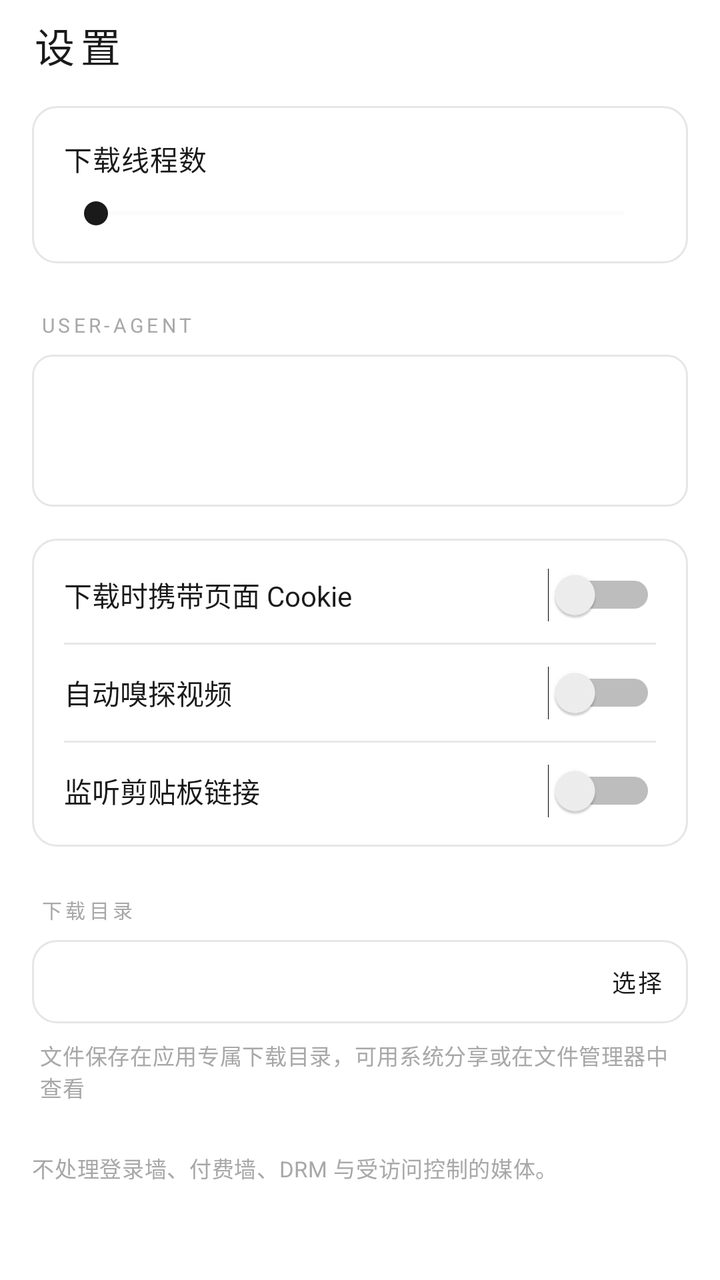
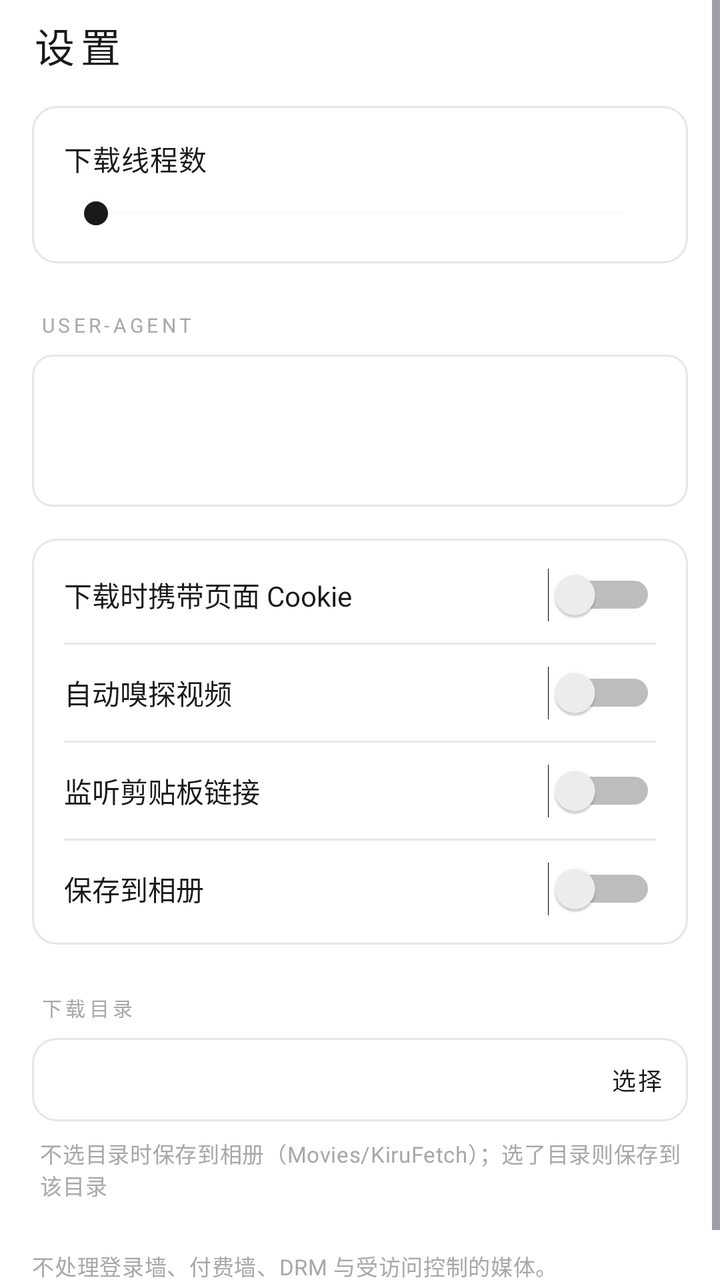

The first picture is an Android layout as it rendered before a commit; the second is the same layout after the commit. The layout source and the unified diff follow.
<!-- AndroidManifest.xml: application theme Theme.KiruFetch -->
<!-- res/layout/fragment_settings.xml -->
<?xml version="1.0" encoding="utf-8"?>
<ScrollView xmlns:android="http://schemas.android.com/apk/res/android"
    xmlns:app="http://schemas.android.com/apk/res-auto"
    android:layout_width="match_parent"
    android:layout_height="match_parent"
    android:background="@android:color/transparent"
    android:clipToPadding="false"
    android:paddingBottom="@dimen/space_xl">

    <LinearLayout
        android:layout_width="match_parent"
        android:layout_height="wrap_content"
        android:orientation="vertical"
        android:paddingHorizontal="@dimen/space_l">

        <TextView
            style="@style/Text.Title"
            android:layout_width="wrap_content"
            android:layout_height="wrap_content"
            android:layout_marginTop="@dimen/space_s"
            android:text="@string/settings"
            android:textSize="20sp" />

        
        <LinearLayout
            android:layout_width="match_parent"
            android:layout_height="wrap_content"
            android:layout_marginTop="@dimen/space_l"
            android:background="@drawable/bg_card"
            android:orientation="vertical"
            android:padding="@dimen/space_l">

            <LinearLayout
                android:layout_width="match_parent"
                android:layout_height="wrap_content"
                android:gravity="center_vertical"
                android:orientation="horizontal">

                <TextView
                    style="@style/Text.Body"
                    android:layout_width="0dp"
                    android:layout_height="wrap_content"
                    android:layout_weight="1"
                    android:text="@string/setting_threads" />

                <TextView
                    android:id="@+id/setting_threads_value"
                    android:layout_width="wrap_content"
                    android:layout_height="wrap_content"
                    android:letterSpacing="0.08"
                    android:textColor="@color/text"
                    android:textSize="@dimen/text_body" />
            </LinearLayout>

            <SeekBar
                android:id="@+id/setting_threads_seek"
                android:layout_width="match_parent"
                android:layout_height="wrap_content"
                android:layout_marginTop="@dimen/space_s"
                android:max="15"
                android:progressBackgroundTint="@color/surface_3"
                android:progressTint="@color/text"
                android:thumbTint="@color/text" />

        </LinearLayout>

        
        <TextView
            style="@style/Text.Kicker"
            android:layout_width="wrap_content"
            android:layout_height="wrap_content"
            android:layout_marginTop="@dimen/space_xl"
            android:layout_marginStart="@dimen/space_xs"
            android:text="@string/setting_ua" />

        <EditText
            android:id="@+id/setting_ua"
            android:layout_width="match_parent"
            android:layout_height="wrap_content"
            android:layout_marginTop="@dimen/space_s"
            android:background="@drawable/bg_input"
            android:gravity="top"
            android:maxLines="3"
            android:minHeight="76dp"
            android:padding="@dimen/space_m"
            android:textColor="@color/text"
            android:textSize="@dimen/text_caption" />

        
        <LinearLayout
            android:layout_width="match_parent"
            android:layout_height="wrap_content"
            android:layout_marginTop="@dimen/space_l"
            android:background="@drawable/bg_card"
            android:orientation="vertical"
            android:paddingVertical="@dimen/space_xs">

            <Switch
                android:id="@+id/setting_cookies"
                android:layout_width="match_parent"
                android:layout_height="wrap_content"
                android:minHeight="@dimen/touch_target"
                android:paddingHorizontal="@dimen/space_l"
                android:text="@string/setting_cookies"
                android:textColor="@color/text"
                android:textSize="@dimen/text_body" />

            <View
                android:layout_width="match_parent"
                android:layout_height="1dp"
                android:layout_marginHorizontal="@dimen/space_l"
                android:background="@color/divider" />

            <Switch
                android:id="@+id/setting_auto_sniff"
                android:layout_width="match_parent"
                android:layout_height="wrap_content"
                android:minHeight="@dimen/touch_target"
                android:paddingHorizontal="@dimen/space_l"
                android:text="@string/setting_auto_sniff"
                android:textColor="@color/text"
                android:textSize="@dimen/text_body" />

            <View
                android:layout_width="match_parent"
                android:layout_height="1dp"
                android:layout_marginHorizontal="@dimen/space_l"
                android:background="@color/divider" />

            <Switch
                android:id="@+id/setting_clipboard"
                android:layout_width="match_parent"
                android:layout_height="wrap_content"
                android:minHeight="@dimen/touch_target"
                android:paddingHorizontal="@dimen/space_l"
                android:text="@string/setting_clipboard"
                android:textColor="@color/text"
                android:textSize="@dimen/text_body" />

        </LinearLayout>

        
        <TextView
            style="@style/Text.Kicker"
            android:layout_width="wrap_content"
            android:layout_height="wrap_content"
            android:layout_marginTop="@dimen/space_xl"
            android:layout_marginStart="@dimen/space_xs"
            android:text="@string/setting_storage" />

        <LinearLayout
            android:id="@+id/setting_storage_row"
            android:layout_width="match_parent"
            android:layout_height="wrap_content"
            android:layout_marginTop="@dimen/space_s"
            android:background="@drawable/bg_card"
            android:clickable="true"
            android:focusable="true"
            android:gravity="center_vertical"
            android:orientation="horizontal"
            android:padding="@dimen/space_m">

            <TextView
                android:id="@+id/setting_storage_path"
                android:layout_width="0dp"
                android:layout_height="wrap_content"
                android:layout_weight="1"
                android:textColor="@color/text_dim"
                android:textSize="@dimen/text_caption" />

            <TextView
                android:layout_width="wrap_content"
                android:layout_height="wrap_content"
                android:layout_marginStart="@dimen/space_m"
                android:letterSpacing="0.1"
                android:text="@string/choose_folder"
                android:textColor="@color/text"
                android:textSize="@dimen/text_caption" />
        </LinearLayout>

        <TextView
            android:id="@+id/setting_storage_reset"
            style="@style/Text.Caption"
            android:layout_width="wrap_content"
            android:layout_height="wrap_content"
            android:layout_marginTop="@dimen/space_m"
            android:layout_marginStart="@dimen/space_xs"
            android:letterSpacing="0.06"
            android:paddingVertical="@dimen/space_xs"
            android:text="@string/reset_folder"
            android:textColor="@color/text_dim"
            android:visibility="gone" />

        <TextView
            style="@style/Text.Caption"
            android:layout_width="match_parent"
            android:layout_height="wrap_content"
            android:layout_marginTop="@dimen/space_s"
            android:layout_marginStart="@dimen/space_xs"
            android:text="@string/setting_storage_hint"
            android:textColor="@color/text_faint"
            android:textSize="11sp" />

        <TextView
            style="@style/Text.Caption"
            android:layout_width="match_parent"
            android:layout_height="wrap_content"
            android:layout_marginTop="@dimen/space_xl"
            android:text="@string/setting_boundary"
            android:textColor="@color/text_faint"
            android:textSize="11sp" />

    </LinearLayout>

</ScrollView>
<!-- resources referenced by this layout -->
<resources>
  <color name="divider">#E8E8E8</color>
  <color name="surface_3">#EDEDED</color>
  <color name="text">#1A1A1A</color>
  <color name="text_dim">#6E6E6E</color>
  <color name="text_faint">#A8A8A8</color>
  <dimen name="space_l">16dp</dimen>
  <dimen name="space_m">12dp</dimen>
  <dimen name="space_s">8dp</dimen>
  <dimen name="space_xl">24dp</dimen>
  <dimen name="space_xs">4dp</dimen>
  <dimen name="text_body">14sp</dimen>
  <dimen name="text_caption">12sp</dimen>
  <dimen name="touch_target">48dp</dimen>
  <!-- drawable bg_card (drawable) -->
  <?xml version="1.0" encoding="utf-8"?>
  <shape xmlns:android="http://schemas.android.com/apk/res/android"
      android:shape="rectangle">
      
      <solid android:color="#E6FFFFFF" />
      <stroke
          android:width="1dp"
          android:color="@color/hairline" />
      <corners android:radius="12dp" />
  </shape>
  <!-- drawable bg_input (drawable) -->
  <?xml version="1.0" encoding="utf-8"?>
  <shape xmlns:android="http://schemas.android.com/apk/res/android"
      android:shape="rectangle">
      <solid android:color="@color/card_translucent" />
      <stroke
          android:width="1dp"
          android:color="@color/hairline" />
      <corners android:radius="10dp" />
  </shape>
  <string name="choose_folder">选择</string>
  <string name="reset_folder">恢复默认目录</string>
  <string name="setting_auto_sniff">自动嗅探视频</string>
  <string name="setting_boundary">不处理登录墙、付费墙、DRM 与受访问控制的媒体。</string>
  <string name="setting_clipboard">监听剪贴板链接</string>
  <string name="setting_cookies">下载时携带页面 Cookie</string>
  <string name="setting_storage">下载目录</string>
  <string name="setting_storage_hint">文件保存在应用专属下载目录，可用系统分享或在文件管理器中查看</string>
  <string name="setting_threads">下载线程数</string>
  <string name="setting_ua">User-Agent</string>
  <string name="settings">设置</string>
  <style name="Text.Body" parent="">
          <item name="android:textSize">@dimen/text_body</item>
          <item name="android:textColor">@color/text</item>
          <item name="android:letterSpacing">0.02</item>
      </style>
  <style name="Text.Caption" parent="">
          <item name="android:textSize">@dimen/text_caption</item>
          <item name="android:textColor">@color/text_dim</item>
          <item name="android:letterSpacing">0.02</item>
      </style>
  <style name="Text.Kicker" parent="">
          <item name="android:textSize">10sp</item>
          <item name="android:textColor">@color/text_faint</item>
          <item name="android:letterSpacing">0.18</item>
          <item name="android:textAllCaps">true</item>
      </style>
  <style name="Text.Title" parent="">
          <item name="android:textSize">@dimen/text_title</item>
          <item name="android:textColor">@color/text</item>
          <item name="android:textStyle">normal</item>
          <item name="android:letterSpacing">0.14</item>
          <item name="android:includeFontPadding">false</item>
      </style>
  <color name="hairline">#E6E6E6</color>
  <color name="card_translucent">#D9FFFFFF</color>
  <dimen name="text_title">22sp</dimen>
  <color name="primary">#1A1A1A</color>
  <color name="bg">#FFFFFF</color>
  <color name="surface">#FFFFFF</color>
  <!-- unchanged entries left out for length: 1 -->
</resources>

<!-- the commit's change to res/layout/fragment_settings.xml (unified diff, before → after) -->
@@ -137,6 +137,22 @@
                 android:textColor="@color/text"
                 android:textSize="@dimen/text_body" />
 
+            <View
+                android:layout_width="match_parent"
+                android:layout_height="1dp"
+                android:layout_marginHorizontal="@dimen/space_l"
+                android:background="@color/divider" />
+
+            <Switch
+                android:id="@+id/setting_gallery"
+                android:layout_width="match_parent"
+                android:layout_height="wrap_content"
+                android:minHeight="@dimen/touch_target"
+                android:paddingHorizontal="@dimen/space_l"
+                android:text="@string/setting_gallery"
+                android:textColor="@color/text"
+                android:textSize="@dimen/text_body" />
+
         </LinearLayout>
 
         
<!-- resource entries referenced after the edit -->
@@ -40,8 +40,9 @@
   <string name="setting_boundary">不处理登录墙、付费墙、DRM 与受访问控制的媒体。</string>
   <string name="setting_clipboard">监听剪贴板链接</string>
   <string name="setting_cookies">下载时携带页面 Cookie</string>
+  <string name="setting_gallery">保存到相册</string>
   <string name="setting_storage">下载目录</string>
-  <string name="setting_storage_hint">文件保存在应用专属下载目录，可用系统分享或在文件管理器中查看</string>
+  <string name="setting_storage_hint">不选目录时保存到相册（Movies/KiruFetch）；选了目录则保存到该目录</string>
   <string name="setting_threads">下载线程数</string>
   <string name="setting_ua">User-Agent</string>
   <string name="settings">设置</string>
